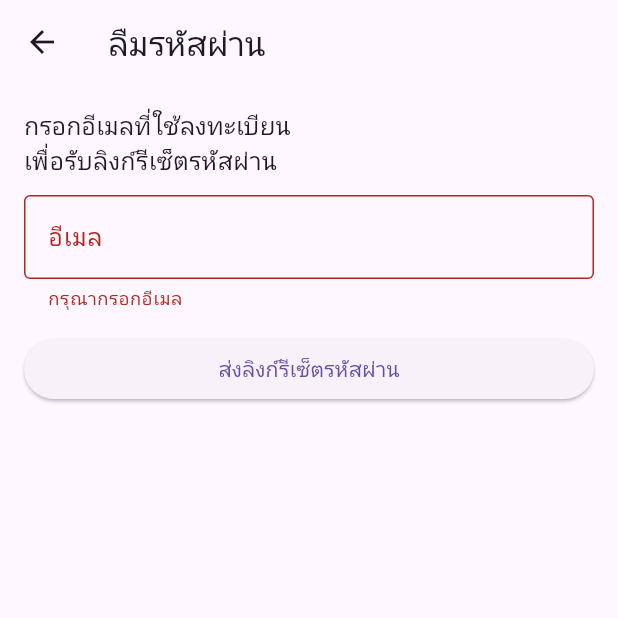
After one commit to MaNaMii888/FinalProject65, a Flutter app: the ForgotPasswordPage screen opened directly, after a tap on "ส่งลิงก์รีเซ็ตรหัสผ่าน", on a phone screen of 412 x 824 dp, the top half of it. The commit adds this screen. Run offline on Flutter 3.47's test engine with Material 3 defaults, Android fonts, the phone set to English and light mode, and no system bars; our stand-ins replace cached_network_image, cloud_firestore, firebase_auth, firebase_core, firebase_storage, flutter_local_notifications and 6 more; accounts and stored records are empty; network calls fail.

Commit message:
แก้บัค+เพิ่มลืมรหัสผ่าน

```diff
--- /dev/null
+++ b/project01/lib/Screen/forgot_password.dart
@@ -0,0 +1,158 @@
+import 'package:flutter/material.dart';
+import 'package:firebase_auth/firebase_auth.dart';
+import 'package:project01/utils/debug_helper.dart';
+
+class ForgotPasswordPage extends StatefulWidget {
+  const ForgotPasswordPage({Key? key}) : super(key: key);
+
+  @override
+  State<ForgotPasswordPage> createState() => _ForgotPasswordPageState();
+}
+
+class _ForgotPasswordPageState extends State<ForgotPasswordPage> {
+  final TextEditingController _emailController = TextEditingController();
+  final _formKey = GlobalKey<FormState>();
+
+  Future<void> _submit() async {
+    if (!_formKey.currentState!.validate()) return;
+    final email = _emailController.text.trim();
+
+    if (!mounted) return;
+    showDialog(
+      context: context,
+      barrierDismissible: false,
+      builder:
+          (context) => const Center(
+            child: AlertDialog(
+              content: Column(
+                mainAxisSize: MainAxisSize.min,
+                children: [
+                  CircularProgressIndicator(),
+                  SizedBox(height: 12),
+                  Text('กำลังส่งอีเมลสำหรับรีเซ็ตรหัสผ่าน...'),
+                ],
+              ),
+            ),
+          ),
+    );
+
+    try {
+      DebugHelper.log('ForgotPassword: sending reset to $email');
+      await FirebaseAuth.instance.sendPasswordResetEmail(email: email);
+
+      if (mounted && Navigator.canPop(context)) Navigator.of(context).pop();
+
+      if (!mounted) return;
+      await showDialog(
+        context: context,
+        builder:
+            (context) => AlertDialog(
+              title: const Text('ส่งแล้ว'),
+              content: Text(
+                'เราได้ส่งอีเมลสำหรับรีเซ็ตรหัสผ่านไปยัง $email\nกรุณาตรวจสอบกล่องจดหมาย (รวมถึงโฟลเดอร์สแปม)',
+              ),
+              actions: [
+                TextButton(
+                  onPressed: () => Navigator.of(context).pop(),
+                  child: const Text('ตกลง'),
+                ),
+              ],
+            ),
+      );
+    } on FirebaseAuthException catch (e, st) {
+      DebugHelper.logError('ForgotPassword error', e, st);
+      if (mounted && Navigator.canPop(context)) Navigator.of(context).pop();
+      String msg = 'ไม่สามารถส่งอีเมลรีเซ็ตรหัสผ่านได้ กรุณาลองอีกครั้ง';
+      if (e.code == 'user-not-found') {
+        msg = 'ไม่พบผู้ใช้งานที่ใช้อีเมลนี้ กรุณาตรวจสอบอีเมลอีกครั้ง';
+      }
+      if (!mounted) return;
+      await showDialog(
+        context: context,
+        builder:
+            (context) => AlertDialog(
+              title: const Text('เกิดข้อผิดพลาด'),
+              content: Text('$msg\n\nรายละเอียด: ${e.message ?? e.code}'),
+              actions: [
+                TextButton(
+                  onPressed: () => Navigator.of(context).pop(),
+                  child: const Text('ปิด'),
+                ),
+              ],
+            ),
+      );
+    } catch (e, st) {
+      DebugHelper.logError('ForgotPassword general error', e, st);
+      if (mounted && Navigator.canPop(context)) Navigator.of(context).pop();
+      if (!mounted) return;
+      await showDialog(
+        context: context,
+        builder:
+            (context) => AlertDialog(
+              title: const Text('เกิดข้อผิดพลาด'),
+              content: Text('เกิดข้อผิดพลาด: ${e.toString()}'),
+              actions: [
+                TextButton(
+                  onPressed: () => Navigator.of(context).pop(),
+                  child: const Text('ปิด'),
+                ),
+              ],
+            ),
+      );
+    }
+  }
+
+  @override
+  void dispose() {
+    _emailController.dispose();
+    super.dispose();
+  }
+
+  @override
+  Widget build(BuildContext context) {
+    return Scaffold(
+      appBar: AppBar(title: const Text('ลืมรหัสผ่าน')),
+      body: Padding(
+        padding: const EdgeInsets.all(16.0),
+        child: Form(
+          key: _formKey,
+          child: Column(
+            crossAxisAlignment: CrossAxisAlignment.start,
+            children: [
+              const Text(
+                'กรอกอีเมลที่ใช้ลงทะเบียน\nเพื่อรับลิงก์รีเซ็ตรหัสผ่าน',
+                style: TextStyle(fontSize: 16),
+              ),
+              const SizedBox(height: 12),
+              TextFormField(
+                controller: _emailController,
+                keyboardType: TextInputType.emailAddress,
+                decoration: const InputDecoration(
+                  labelText: 'อีเมล',
+                  border: OutlineInputBorder(),
+                ),
+                validator: (value) {
+                  if (value == null || value.isEmpty) {
+                    return 'กรุณากรอกอีเมล';
+                  }
+                  if (!RegExp(r'^[^@]+@[^@]+\.[^@]+').hasMatch(value)) {
+                    return 'รูปแบบอีเมลไม่ถูกต้อง';
+                  }
+                  return null;
+                },
+              ),
+              const SizedBox(height: 16),
+              SizedBox(
+                width: double.infinity,
+                child: ElevatedButton(
+                  onPressed: _submit,
+                  child: const Text('ส่งลิงก์รีเซ็ตรหัสผ่าน'),
+                ),
+              ),
+            ],
+          ),
+        ),
+      ),
+    );
+  }
+}
```
Also changed, not shown: project01/lib/Screen/login.dart (+25 -0 lines), project01/lib/Screen/page/profile/widgets/edit_post_bottom_sheet.dart (+46 -11 lines).
